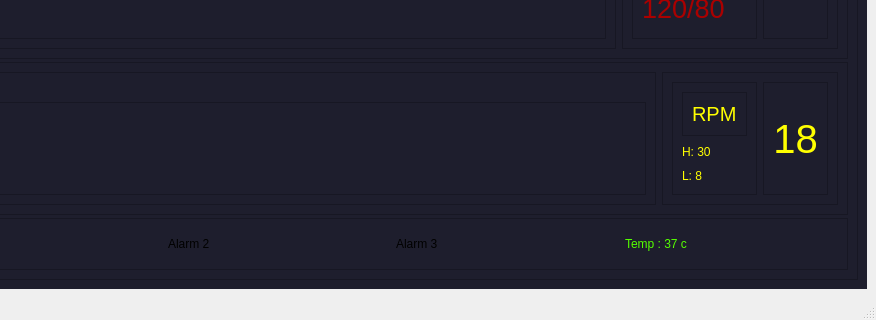
minaraafat21/patient-monitor, file untitled.ui: the form before one commit; both pictures show x 108 to 984 and y 476 to 796 of the 984 by 796 pixel window.
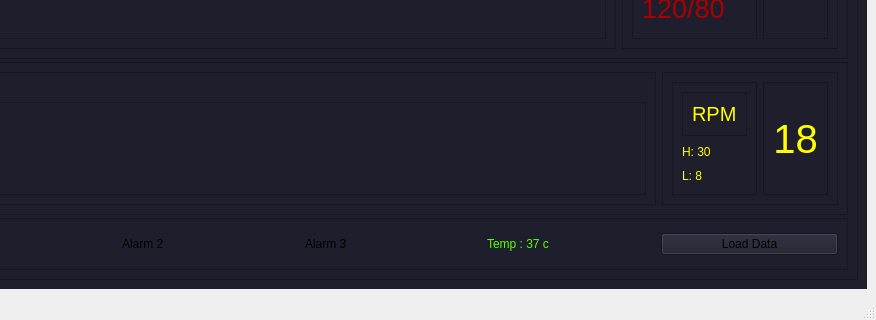
The form after the commit. Icons and pictures are not drawn.

Commit message: added load_btn

Diff of the .ui file:
```diff
--- a/untitled.ui
+++ b/untitled.ui
@@ -900,6 +900,13 @@
                  </layout>
                 </widget>
                </item>
+               <item>
+                <widget class="QPushButton" name="load_btn">
+                 <property name="text">
+                  <string>Load Data</string>
+                 </property>
+                </widget>
+               </item>
               </layout>
              </widget>
             </item>
```
